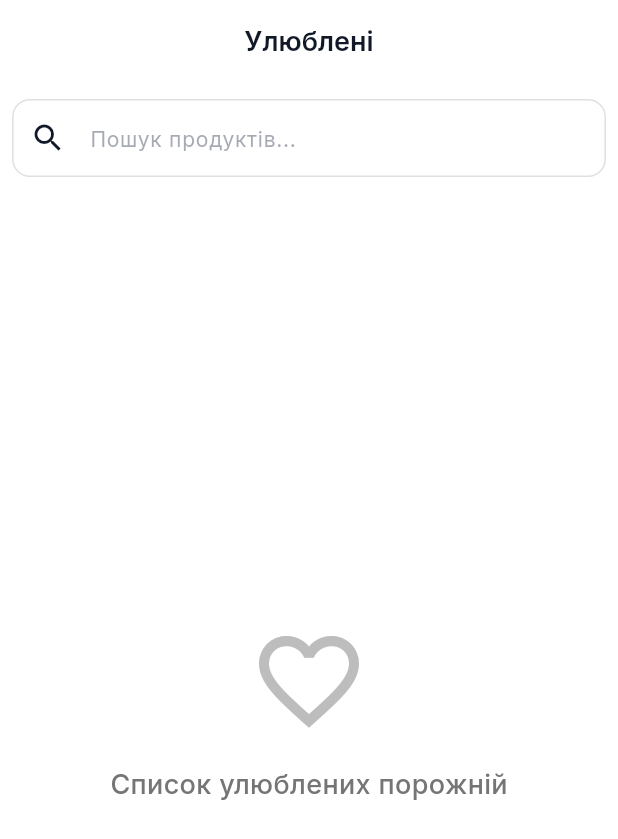
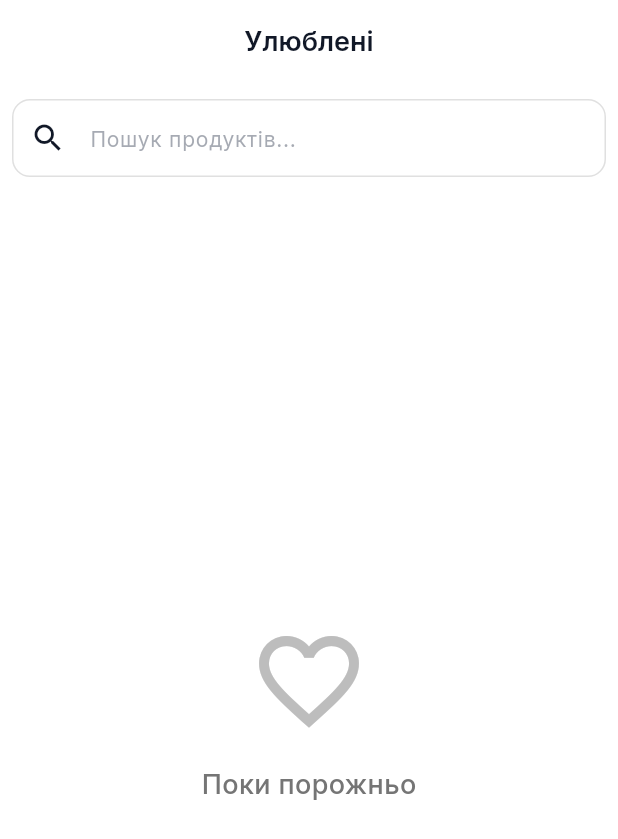
Before and after one commit to andrey2130/product_catalog, a Flutter app: the FavoritesPage screen opened by its route, on a phone screen of 412 x 824 dp. Shown: the top 839 px of the screen. Run offline on Flutter 3.47's test engine with Material 3 defaults, Android fonts, the phone set to English and light mode, and no system bars; our stand-ins replace bloc, dartz, flutter_bloc, freezed_annotation, get_it, go_router and 4 more; accounts and stored records are empty; network calls fail.

Commit message:
Update favorites page message: Change the empty favorites list message to a more concise phrase for better user experience.

```diff
--- a/lib/feature/favorites/presentation/pages/favorites_page.dart
+++ b/lib/feature/favorites/presentation/pages/favorites_page.dart
@@ -94,7 +94,7 @@ class _FavoritesPageState extends State<FavoritesPage> {
                       SliverFillRemaining(
                         child: const EmptyStateWidget(
                           icon: Icons.favorite_border,
-                          message: "Список улюблених порожній",
+                          message: "Поки порожньо",
                         ),
                       )
                     else
--- a/lib/feature/product_catalog/presentation/pages/product_details_page.dart
+++ b/lib/feature/product_catalog/presentation/pages/product_details_page.dart
@@ -272,7 +272,7 @@ class ProductDetailsPage extends StatelessWidget {
       child: Padding(
         padding: const EdgeInsets.symmetric(horizontal: 20.0),
         child: CustomButton(
-          text: product.inCart ? "Вже в кошику" : "В кошик",
+          text: product.inCart ? "Вже в кошику" : "До кошика",
           onPressed: product.inCart
               ? () {}
               : () {
```
